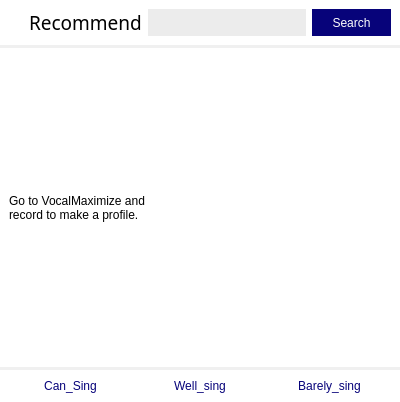
Hperigee/vocalMaximum, file UI/uiFiles/RecommendListView.ui: the form before one commit.
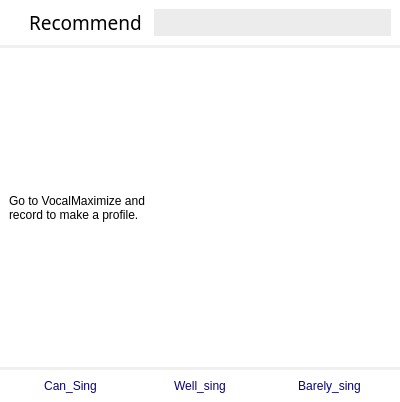
The form after the commit.

Commit message: search advance

```diff
--- a/UI/uiFiles/RecommendListView.ui
+++ b/UI/uiFiles/RecommendListView.ui
@@ -78,7 +78,7 @@
            <enum>Qt::Horizontal</enum>
           </property>
           <property name="sizeType">
-           <enum>QSizePolicy::Fixed</enum>
+           <enum>QSizePolicy::Preferred</enum>
           </property>
           <property name="sizeHint" stdset="0">
            <size>
@@ -95,8 +95,8 @@
           </property>
           <property name="sizePolicy">
            <sizepolicy hsizetype="Preferred" vsizetype="Preferred">
-            <horstretch>2</horstretch>
-            <verstretch>0</verstretch>
+            <horstretch>1</horstretch>
+            <verstretch>1</verstretch>
            </sizepolicy>
           </property>
           <property name="font">
@@ -123,8 +123,8 @@
          <widget class="QLineEdit" name="Search">
           <property name="sizePolicy">
            <sizepolicy hsizetype="Preferred" vsizetype="Expanding">
-            <horstretch>4</horstretch>
-            <verstretch>0</verstretch>
+            <horstretch>2</horstretch>
+            <verstretch>1</verstretch>
            </sizepolicy>
           </property>
           <property name="styleSheet">
@@ -135,40 +135,6 @@
           </property>
          </widget>
         </item>
-        <item>
-         <widget class="QPushButton" name="SearchButton">
-          <property name="sizePolicy">
-           <sizepolicy hsizetype="Minimum" vsizetype="Preferred">
-            <horstretch>2</horstretch>
-            <verstretch>0</verstretch>
-           </sizepolicy>
-          </property>
-          <property name="styleSheet">
-           <string notr="true">QPushButton {
-                        background-color: rgb(7, 3, 122);
-                        border-radius: 15px;
-						color: white;
-						border:none;
-	font: 14pt &quot;Noto Sans KR medium&quot;;
-                        }
-
-                    QPushButton:hover {
-                        background-color: rgb(42, 1, 179);
-                        }
-
-                    QPushButton:pressed {
-                        background-color: rgb(97, 108, 255);
-                        }
-
-					QPushButton:disabled {
-                        background-color: rgb(167, 167, 167);
-                        }</string>
-          </property>
-          <property name="text">
-           <string>Search</string>
-          </property>
-         </widget>
-        </item>
        </layout>
       </widget>
      </item>
```
The commit also changes 2 other files.
